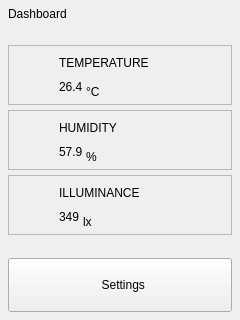
The window that home-gateway-app/src/ui/MainDashboard.ui (Leminuos/home-gateway) describes before a commit, drawn with Qt 5.
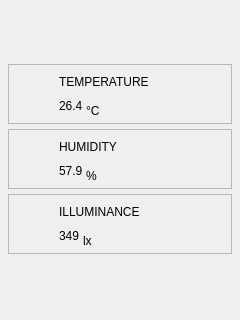
The same window after the commit. Icons and pictures are not drawn.

Commit message: Feat(app): Add chart dashboard and bottom navigation bar

What changed in the file:
```diff
--- a/home-gateway-app/src/ui/MainDashboard.ui
+++ b/home-gateway-app/src/ui/MainDashboard.ui
@@ -29,30 +29,6 @@
    <property name="bottomMargin">
     <number>8</number>
    </property>
-   <item>
-    <layout class="QHBoxLayout" name="titleLayout">
-     <item>
-      <widget class="QLabel" name="dashboardLabel">
-       <property name="text">
-        <string>Dashboard</string>
-       </property>
-      </widget>
-     </item>
-     <item>
-      <spacer name="titleSpacer">
-       <property name="orientation">
-        <enum>Qt::Horizontal</enum>
-       </property>
-       <property name="sizeHint" stdset="0">
-        <size>
-         <width>40</width>
-         <height>16</height>
-        </size>
-       </property>
-      </spacer>
-     </item>
-    </layout>
-   </item>
    <item>
     <spacer name="topSpacer">
      <property name="orientation">
@@ -391,29 +367,6 @@
      </property>
     </spacer>
    </item>
-   <item>
-    <widget class="QPushButton" name="settingsButton">
-     <property name="minimumSize">
-      <size>
-       <width>0</width>
-       <height>54</height>
-      </size>
-     </property>
-     <property name="text">
-      <string>  Settings</string>
-     </property>
-     <property name="icon">
-      <iconset resource="../resources/resources.qrc">
-       <normaloff>:/icons/settings.png</normaloff>:/icons/settings.png</iconset>
-     </property>
-     <property name="iconSize">
-      <size>
-       <width>20</width>
-       <height>20</height>
-      </size>
-     </property>
-    </widget>
-   </item>
   </layout>
  </widget>
  <resources>
```
The commit also changes 27 other files.
